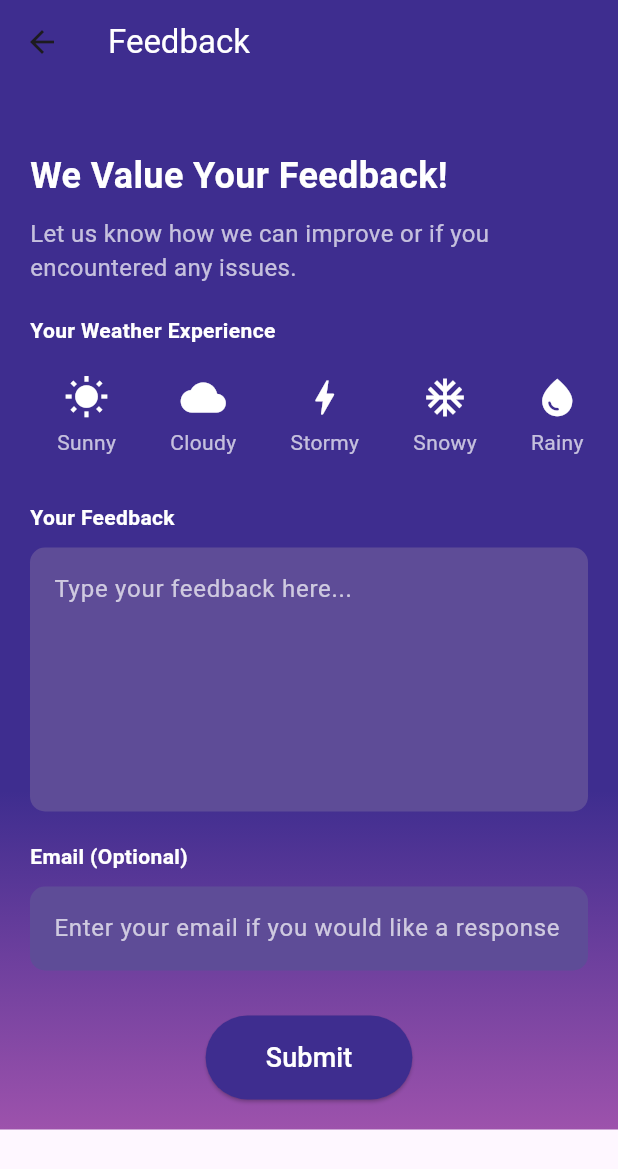
After one commit to mowagdy02/SkyCast, a Flutter app: the FeedbackScreen screen opened directly, on a phone screen of 412 x 824 dp. The commit adds this screen. Shown: the top 1169 px of the screen. Run offline on Flutter 3.47's test engine with Material 3 defaults, Android fonts, the phone set to English and light mode, and no system bars; our stand-ins replace geolocator; missing offline and left inert: weatherapi.

Commit message:
resend commit

```diff
--- a/lib/screens/cityscreen.dart
+++ b/lib/screens/cityscreen.dart
@@ -1,4 +1,3 @@
-import 'package:flutter/cupertino.dart';
 import 'package:flutter/material.dart';
 import 'package:graduation_project/shared/api.dart';
 import 'package:graduation_project/widgets/customtext.dart';
--- /dev/null
+++ b/lib/screens/feedbackscreen.dart
@@ -0,0 +1,185 @@
+import 'package:flutter/material.dart';
+
+class FeedbackScreen extends StatefulWidget {
+  const FeedbackScreen({super.key});
+
+  @override
+  State<FeedbackScreen> createState() => _FeedbackScreenState();
+}
+
+class _FeedbackScreenState extends State<FeedbackScreen> {
+  String? selectedWeatherType;
+
+  final List<Map<String, dynamic>> weatherOptions = [
+    {'icon': Icons.wb_sunny, 'label': 'Sunny'},
+    {'icon': Icons.cloud, 'label': 'Cloudy'},
+    {'icon': Icons.bolt, 'label': 'Stormy'},
+    {'icon': Icons.ac_unit, 'label': 'Snowy'},
+    {'icon': Icons.water_drop, 'label': 'Rainy'},
+  ];
+
+  @override
+  Widget build(BuildContext context) {
+    return Scaffold(
+      extendBodyBehindAppBar: true,
+      appBar: AppBar(
+        title: const Text('Feedback',
+            style: TextStyle(
+              color: Colors.white,
+            )),
+        backgroundColor: Colors.transparent,
+        elevation: 0,
+      ),
+      body: SingleChildScrollView(
+        child: Container(
+          decoration: const BoxDecoration(
+            gradient: LinearGradient(
+              begin: Alignment.topCenter,
+              end: Alignment.bottomCenter,
+              colors: [Color(0xFF3E2D8F), Color(0xFF9D52AC)],
+              stops: [0.7, 1.0],
+            ),
+          ),
+          padding: const EdgeInsets.all(20.0),
+          child: Column(
+            crossAxisAlignment: CrossAxisAlignment.start,
+            children: [
+              const SizedBox(height: 80),
+              const Text(
+                'We Value Your Feedback!',
+                style: TextStyle(
+                  fontSize: 24,
+                  fontWeight: FontWeight.bold,
+                  color: Colors.white,
+                ),
+              ),
+              const SizedBox(height: 10),
+              const Text(
+                'Let us know how we can improve or if you encountered any issues.',
+                style: TextStyle(fontSize: 16, color: Colors.white70),
+              ),
+              const SizedBox(height: 20),
+
+              // Weather Experience Selector
+              const Text(
+                'Your Weather Experience',
+                style:
+                    TextStyle(fontWeight: FontWeight.bold, color: Colors.white),
+              ),
+              const SizedBox(height: 10),
+              SingleChildScrollView(
+                scrollDirection: Axis.horizontal,
+                child: Row(
+                  children: weatherOptions.map((weather) {
+                    return GestureDetector(
+                      onTap: () {
+                        setState(() {
+                          selectedWeatherType = weather['label'];
+                        });
+                      },
+                      child: Container(
+                        margin: const EdgeInsets.symmetric(horizontal: 8),
+                        padding: const EdgeInsets.all(10),
+                        decoration: BoxDecoration(
+                          color: selectedWeatherType == weather['label']
+                              ? Colors.white24
+                              : Colors.transparent,
+                          shape: BoxShape.circle,
+                        ),
+                        child: Column(
+                          children: [
+                            Icon(
+                              weather['icon'],
+                              color: Colors.white,
+                              size: 30,
+                            ),
+                            const SizedBox(height: 5),
+                            Text(
+                              weather['label'],
+                              style: const TextStyle(color: Colors.white70),
+                            ),
+                          ],
+                        ),
+                      ),
+                    );
+                  }).toList(),
+                ),
+              ),
+              const SizedBox(height: 20),
+
+              // Feedback Text Field
+              const Text(
+                'Your Feedback',
+                style:
+                    TextStyle(fontWeight: FontWeight.bold, color: Colors.white),
+              ),
+              const SizedBox(height: 10),
+              TextField(
+                maxLines: 6,
+                style: const TextStyle(color: Colors.white),
+                decoration: InputDecoration(
+                  hintText: 'Type your feedback here...',
+                  hintStyle: const TextStyle(color: Colors.white70),
+                  filled: true,
+                  fillColor: const Color(0xFF5E4C97),
+                  border: OutlineInputBorder(
+                    borderRadius: BorderRadius.circular(10),
+                    borderSide: BorderSide.none,
+                  ),
+                ),
+              ),
+              const SizedBox(height: 20),
+
+              // Email (Optional)
+              const Text(
+                'Email (Optional)',
+                style:
+                    TextStyle(fontWeight: FontWeight.bold, color: Colors.white),
+              ),
+              const SizedBox(height: 10),
+              TextField(
+                style: const TextStyle(color: Colors.white),
+                decoration: InputDecoration(
+                  hintText: 'Enter your email if you would like a response',
+                  hintStyle: const TextStyle(color: Colors.white70),
+                  filled: true,
+                  fillColor: const Color(0xFF5E4C97),
+                  border: OutlineInputBorder(
+                    borderRadius: BorderRadius.circular(10),
+                    borderSide: BorderSide.none,
+                  ),
+                ),
+              ),
+              const SizedBox(height: 30),
+
+              // Submit Button
+              Center(
+                child: ElevatedButton(
+                  onPressed: () {
+                    // Implement submit feedback functionality
+                    ScaffoldMessenger.of(context).showSnackBar(
+                      const SnackBar(
+                          content: Text('Thank you for your feedback!')),
+                    );
+                  },
+                  style: ElevatedButton.styleFrom(
+                    backgroundColor: const Color(0xFF3E2D8F),
+                    padding: const EdgeInsets.symmetric(
+                        horizontal: 40, vertical: 15),
+                    shape: RoundedRectangleBorder(
+                      borderRadius: BorderRadius.circular(30),
+                    ),
+                  ),
+                  child: const Text(
+                    'Submit',
+                    style: TextStyle(fontSize: 18, color: Colors.white),
+                  ),
+                ),
+              ),
+            ],
+          ),
+        ),
+      ),
+    );
+  }
+}
--- a/lib/screens/home.dart
+++ b/lib/screens/home.dart
@@ -1,6 +1,7 @@
 import 'package:flutter/material.dart';
 import 'package:graduation_project/screens/cityscreen.dart';
 import 'package:graduation_project/screens/dayscreen.dart';
+import 'package:graduation_project/screens/feedbackscreen.dart';
 import 'package:graduation_project/screens/homescreen.dart';
 import '../shared/api.dart';
 import '../shared/assets.dart';
@@ -17,6 +18,7 @@ class _HomeState extends State<Home> {
     HomeScreen(),
     CityScreen(),
     DayScreen(),
+    FeedbackScreen()
   ];
   int index = 0;
   final appAssets = AppAssets();
@@ -58,6 +60,10 @@ class _HomeState extends State<Home> {
                   icon: Icon(Icons.calendar_month,
                       color: Color.fromARGB(255, 255, 255, 255)),
                   label: "Day"),
+              BottomNavigationBarItem(
+                  icon: Icon(Icons.feedback,
+                      color: Color.fromARGB(255, 255, 255, 255)),
+                  label: "feedback"),
             ]),
       ),
     );
--- a/lib/screens/home_screen.dart
+++ /dev/null
@@ -1,17 +0,0 @@
-import 'package:flutter/material.dart';
-
-class HomeScreen extends StatelessWidget {
-  const HomeScreen({Key? key}) : super(key: key);
-
-  @override
-  Widget build(BuildContext context) {
-    return Scaffold(
-      appBar: AppBar(
-        title: const Text("Weather"),
-      ),
-      body: const Center(
-        child: Text("Weather app"),
-      ),
-    );
-  }
-}
--- a/lib/screens/homescreen.dart
+++ b/lib/screens/homescreen.dart
@@ -1,8 +1,4 @@
-import 'package:flutter/cupertino.dart';
 import 'package:flutter/material.dart';
-import 'package:flutter/widgets.dart';
-import 'package:graduation_project/screens/cityscreen.dart';
-import 'package:graduation_project/screens/dayscreen.dart';
 import 'package:graduation_project/widgets/customtext.dart';
 import 'package:intl/intl.dart';
 import '../shared/api.dart';
@@ -27,7 +23,6 @@ class _HomeScreenState extends State<HomeScreen> {
     setState(() {}); // Update UI after fetching data
   }
 
-  List<Widget> screen = [HomeScreen(), CityScreen(), DayScreen()];
   int index = 0;
   final appAssets = AppAssets();
 
```
